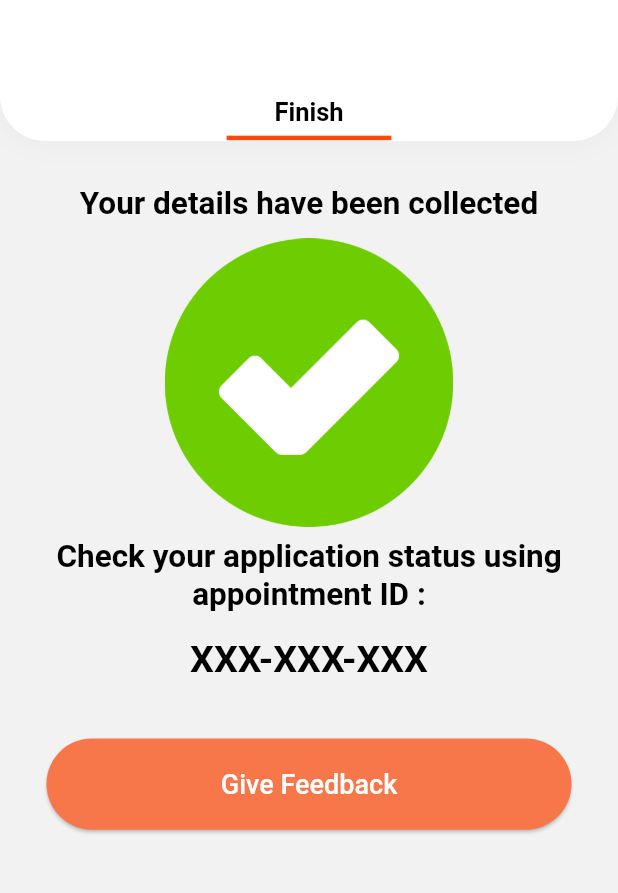
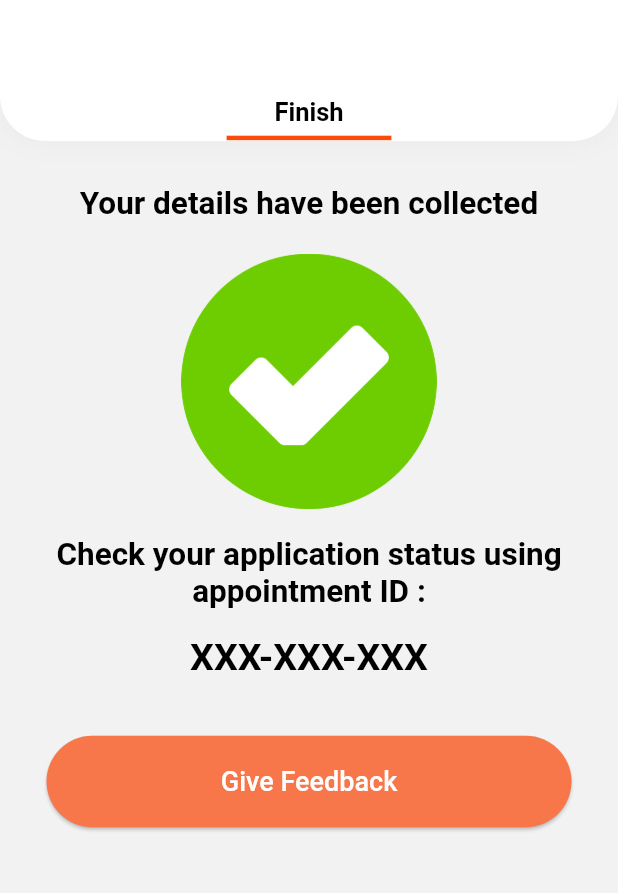
Before and after one commit to wersharks/mera_aadhar, a Flutter app: the FinishPage screen opened directly, on a phone screen of 412 x 824 dp, the part 270-1163 px from its top. Run offline on Flutter 3.47's test engine with Material 2 defaults, Android fonts, the phone set to English and light mode, and no system bars; our stand-ins replace cloud_firestore, firebase_auth, firebase_core, firebase_messaging, flutter_map, flutter_otp_text_field and 6 more; missing offline and left inert: flutter_map_marker_popup, otp_autofill; accounts and stored records are empty.

Commit message:
Minor icon fixes

```diff
--- a/lib/screens/finish_page.dart
+++ b/lib/screens/finish_page.dart
@@ -94,9 +94,15 @@ class _FinishPageState extends State<FinishPage> {
               textAlign: TextAlign.center,
             ),
           ),
+          SizedBox(
+            height: getProportionateScreenHeight(10),
+          ),
           Image.asset(
             'assets/checked.png',
-            width: getProportionateScreenWidth(175),
+            width: getProportionateScreenWidth(155),
+          ),
+          SizedBox(
+            height: getProportionateScreenHeight(10),
           ),
           Padding(
             padding: const EdgeInsets.all(8.0),
```
